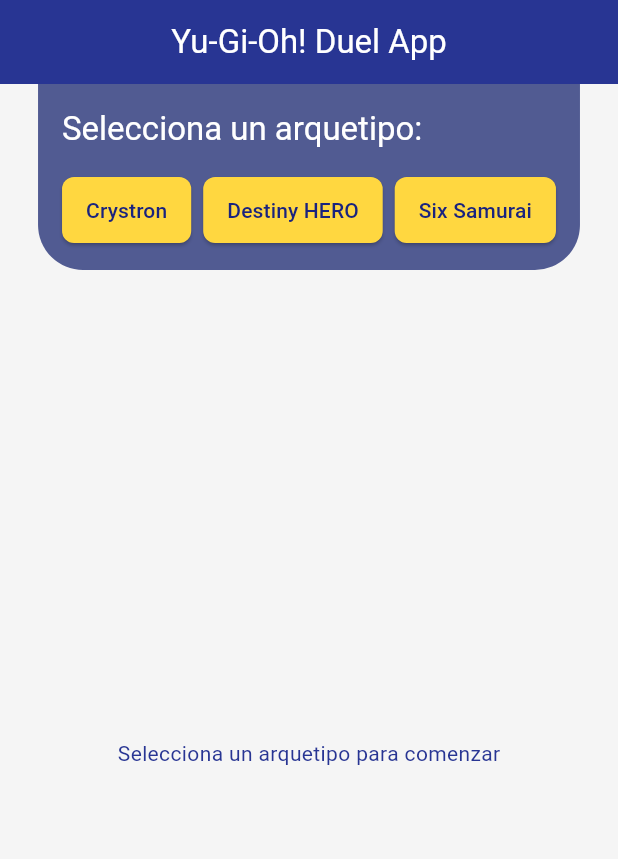
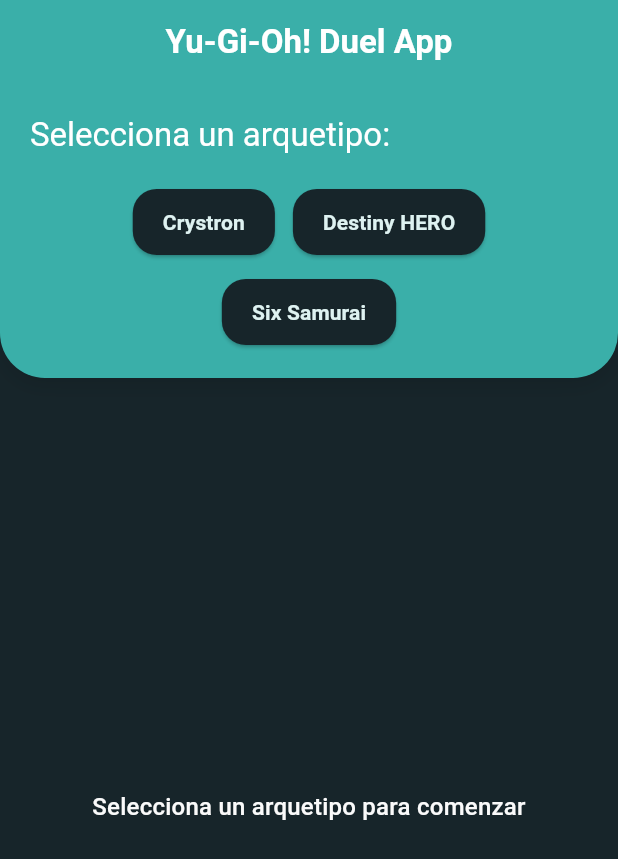
Before and after one commit to lualbertovargas/Duel-Yu-Gi-Oh, a Flutter app: the screen it shows after launch, on a phone screen of 412 x 824 dp. Shown: the top 859 px of the screen. Run offline on Flutter 3.47's test engine with Material 3 defaults, Android fonts, the phone set to English and light mode, and no system bars; our stand-ins replace equatable, flutter_bloc.

Commit message:
UI improvements, changes to README
-UI improvements were made to the main selection card
-Changes were made to the README to detail the project's functions

```diff
--- a/duel_yu_gi_oh/lib/app.dart
+++ b/duel_yu_gi_oh/lib/app.dart
@@ -1,10 +1,11 @@
 import 'package:flutter/material.dart';
 import 'package:flutter_bloc/flutter_bloc.dart';
-import 'presentation/pages/home_page.dart';
+import 'presentation/pages/home.page.dart';
 import 'presentation/bloc/card_bloc.dart';
 import 'data/services/card_service.dart';
 import 'data/repositories/card_repository_impl.dart';
 import 'domain/usecases/get_cards_by_archetype.dart';
+import 'colors/colors.dart';
 
 class App extends StatelessWidget {
   const App({Key? key}) : super(key: key);
@@ -19,22 +20,31 @@ class App extends StatelessWidget {
       create: (context) => CardBloc(getCardsByArchetype),
       child: MaterialApp(
         title: 'Yu-Gi-Oh! Duel App',
+        debugShowCheckedModeBanner: false,
         theme: ThemeData(
           colorScheme: ColorScheme.fromSeed(
-            seedColor: Colors.indigo,
-            secondary: Colors.amberAccent,
+            seedColor: YuGiOhColors.primary,
+            primary: YuGiOhColors.primary,
+            secondary: YuGiOhColors.background,
+            background: YuGiOhColors.background,
+            surface: YuGiOhColors.cardBack,
+            onPrimary: YuGiOhColors.text,
+            onSecondary: YuGiOhColors.background,
+            onBackground: YuGiOhColors.text,
+            onSurface: YuGiOhColors.textSecondary,
           ),
           useMaterial3: true,
           visualDensity: VisualDensity.adaptivePlatformDensity,
-          scaffoldBackgroundColor: Colors.grey[100],
+          scaffoldBackgroundColor: YuGiOhColors.background,
           appBarTheme: AppBarTheme(
-            backgroundColor: Colors.indigo[800],
+            backgroundColor: YuGiOhColors.primary,
+            foregroundColor: YuGiOhColors.text,
             elevation: 0,
           ),
           elevatedButtonTheme: ElevatedButtonThemeData(
             style: ElevatedButton.styleFrom(
-              backgroundColor: Colors.amberAccent,
-              foregroundColor: Colors.indigo[900],
+              backgroundColor: YuGiOhColors.background,
+              foregroundColor: YuGiOhColors.text,
               padding: const EdgeInsets.symmetric(horizontal: 16, vertical: 12),
               shape: RoundedRectangleBorder(
                 borderRadius: BorderRadius.circular(8),
@@ -42,17 +52,23 @@ class App extends StatelessWidget {
             ),
           ),
           cardTheme: CardTheme(
-            elevation: 4,
+            color: YuGiOhColors.cardBack,
+            elevation: 0,
             shape: RoundedRectangleBorder(
               borderRadius: BorderRadius.circular(12),
+              side: BorderSide(color: YuGiOhColors.secondary, width: 2),
             ),
           ),
           textTheme: TextTheme(
-            displayMedium: TextStyle(color: Colors.indigo[900], fontWeight: FontWeight.bold),
-            headlineMedium: TextStyle(color: Colors.indigo[800], fontWeight: FontWeight.bold),
-            titleLarge: TextStyle(color: Colors.indigo[700]),
-            bodyLarge: TextStyle(color: Colors.indigo[900]),
-            bodyMedium: TextStyle(color: Colors.indigo[800]),
+            displayLarge: TextStyle(
+                color: YuGiOhColors.text, fontWeight: FontWeight.bold),
+            displayMedium: TextStyle(
+                color: YuGiOhColors.text, fontWeight: FontWeight.bold),
+            headlineMedium: TextStyle(
+                color: YuGiOhColors.text, fontWeight: FontWeight.bold),
+            titleLarge: TextStyle(color: YuGiOhColors.textSecondary),
+            bodyLarge: TextStyle(color: YuGiOhColors.textSecondary),
+            bodyMedium: TextStyle(color: YuGiOhColors.textSecondary),
           ),
         ),
         home: HomePage(),
--- /dev/null
+++ b/duel_yu_gi_oh/lib/colors/colors.dart
@@ -0,0 +1,11 @@
+import 'package:flutter/material.dart';
+
+class YuGiOhColors {
+  static const Color primary = Color(0xFF3AAFA9);
+  static const Color secondary = Color(0xFFF9A825);
+  static const Color accent = Color(0xFFE57373);
+  static const Color background = Color(0xFF17252A);
+  static const Color text = Color(0xFFDEF2F1);
+  static const Color textSecondary = Color(0xFFFAFAFA);
+  static const Color cardBack = Color(0xFF2B7A78);
+}
--- /dev/null
+++ b/duel_yu_gi_oh/lib/core/error/error.dart
@@ -0,0 +1 @@
+export 'failures.dart';
--- /dev/null
+++ b/duel_yu_gi_oh/lib/core/network/network.dart
@@ -0,0 +1 @@
+export 'network_info.dart';
--- /dev/null
+++ b/duel_yu_gi_oh/lib/core/util/util.dart
@@ -0,0 +1 @@
+export 'constants.dart';
--- /dev/null
+++ b/duel_yu_gi_oh/lib/presentation/bloc/bloc.dart
@@ -0,0 +1,3 @@
+export 'card_bloc.dart';
+export 'card_event.dart';
+export 'card_state.dart';
--- /dev/null
+++ b/duel_yu_gi_oh/lib/presentation/pages/home.page.dart
@@ -0,0 +1,223 @@
+import 'package:flutter/material.dart';
+import 'package:flutter_bloc/flutter_bloc.dart';
+import '../bloc/card_bloc.dart';
+import '../bloc/card_event.dart';
+import '../bloc/card_state.dart';
+import '../../domain/entities/card.dart' as yugioh;
+import 'card_detail.page.dart';
+import '../../colors/colors.dart';
+
+class HomePage extends StatelessWidget {
+  HomePage({Key? key}) : super(key: key);
+
+  final List<String> archetypes = ['Crystron', 'Destiny HERO', 'Six Samurai'];
+
+  @override
+  Widget build(BuildContext context) {
+    return Scaffold(
+      appBar: AppBar(
+        title: const Text('Yu-Gi-Oh! Duel App',
+            style: TextStyle(color: Colors.white, fontWeight: FontWeight.bold)),
+        centerTitle: true,
+        elevation: 0,
+      ),
+      body: Column(
+        children: [
+          Container(
+            width: double.infinity,
+            padding: const EdgeInsets.all(20),
+            decoration: BoxDecoration(
+              color: Theme.of(context).colorScheme.primary,
+              borderRadius: const BorderRadius.only(
+                bottomLeft: Radius.circular(30),
+                bottomRight: Radius.circular(30),
+              ),
+              boxShadow: [
+                BoxShadow(
+                  color: Colors.black.withOpacity(0.1),
+                  blurRadius: 10,
+                  offset: const Offset(0, 5),
+                ),
+              ],
+            ),
+            child: Column(
+              crossAxisAlignment: CrossAxisAlignment.start,
+              children: [
+                Text(
+                  'Selecciona un arquetipo:',
+                  style: Theme.of(context).textTheme.titleLarge?.copyWith(
+                        color: Colors.white,
+                      ),
+                ),
+                const SizedBox(height: 20),
+                Row(
+                  mainAxisAlignment: MainAxisAlignment.center,
+                  children: [
+                    _buildArchetypeButton(context, archetypes[0]),
+                    const SizedBox(width: 12),
+                    _buildArchetypeButton(context, archetypes[1]),
+                  ],
+                ),
+                const SizedBox(height: 12),
+                Row(
+                  mainAxisAlignment: MainAxisAlignment.center,
+                  children: [
+                    _buildArchetypeButton(context, archetypes[2]),
+                  ],
+                ),
+              ],
+            ),
+          ),
+          Expanded(
+            child: BlocBuilder<CardBloc, CardState>(
+              builder: (context, state) {
+                if (state is CardInitial) {
+                  return Center(
+                    child: Text(
+                      'Selecciona un arquetipo para comenzar',
+                      style: Theme.of(context).textTheme.titleMedium,
+                      textAlign: TextAlign.center,
+                    ),
+                  );
+                } else if (state is CardLoading) {
+                  return const Center(child: CircularProgressIndicator());
+                } else if (state is CardLoaded) {
+                  return CardGridView(cards: state.cards);
+                } else if (state is CardError) {
+                  return Center(
+                    child: Text(
+                      'Error: ${state.message}',
+                      style: const TextStyle(
+                        color: Colors.red,
+                      ),
+                    ),
+                  );
+                }
+                return const SizedBox.shrink();
+              },
+            ),
+          ),
+        ],
+      ),
+    );
+  }
+
+  Widget _buildArchetypeButton(BuildContext context, String archetype) {
+    return ElevatedButton(
+      onPressed: () {
+        context.read<CardBloc>().add(LoadCardsByArchetype(archetype));
+      },
+      style: ElevatedButton.styleFrom(
+        padding: const EdgeInsets.symmetric(horizontal: 20, vertical: 12),
+        shape: RoundedRectangleBorder(
+          borderRadius: BorderRadius.circular(16),
+        ),
+      ),
+      child:
+          Text(archetype, style: const TextStyle(fontWeight: FontWeight.bold)),
+    );
+  }
+}
+
+class CardGridView extends StatelessWidget {
+  final List<yugioh.Card> cards;
+
+  const CardGridView({Key? key, required this.cards}) : super(key: key);
+
+  @override
+  Widget build(BuildContext context) {
+    return GridView.builder(
+      padding: const EdgeInsets.all(16),
+      gridDelegate: const SliverGridDelegateWithFixedCrossAxisCount(
+        crossAxisCount: 2,
+        childAspectRatio: 0.7,
+        crossAxisSpacing: 16,
+        mainAxisSpacing: 16,
+      ),
+      itemCount: cards.length,
+      itemBuilder: (context, index) {
+        return CardItem(card: cards[index]);
+      },
+    );
+  }
+}
+
+class CardItem extends StatelessWidget {
+  final yugioh.Card card;
+
+  const CardItem({Key? key, required this.card}) : super(key: key);
+
+  @override
+  Widget build(BuildContext context) {
+    return GestureDetector(
+      onTap: () {
+        Navigator.push(
+          context,
+          MaterialPageRoute(
+            builder: (context) => CardDetailPage(card: card),
+          ),
+        );
+      },
+      child: Hero(
+        tag: 'card_${card.id}',
+        child: Card(
+          elevation: 6,
+          shape: RoundedRectangleBorder(
+            borderRadius: BorderRadius.circular(12),
+            side: const BorderSide(color: YuGiOhColors.primary, width: 2),
+          ),
+          child: Column(
+            crossAxisAlignment: CrossAxisAlignment.stretch,
+            children: [
+              Expanded(
+                child: ClipRRect(
+                  borderRadius:
+                      const BorderRadius.vertical(top: Radius.circular(12)),
+                  child: Image.network(
+                    card.imageUrl,
+                    fit: BoxFit.cover,
+                    loadingBuilder: (context, child, loadingProgress) {
+                      if (loadingProgress == null) return child;
+                      return Center(
+                          child: CircularProgressIndicator(
+                        value: loadingProgress.expectedTotalBytes != null
+                            ? loadingProgress.cumulativeBytesLoaded /
+                                loadingProgress.expectedTotalBytes!
+                            : null,
+                      ));
+                    },
+                    errorBuilder: (context, error, stackTrace) {
+                      return const Center(
+                        child: Icon(
+                          Icons.error,
+                          color: Colors.red,
+                        ),
+                      );
+                    },
+                  ),
+                ),
+              ),
+              Container(
+                padding: const EdgeInsets.all(8.0),
+                decoration: BoxDecoration(
+                  color: YuGiOhColors.primary.withOpacity(0.1),
+                  borderRadius:
+                      const BorderRadius.vertical(bottom: Radius.circular(10)),
+                ),
+                child: Text(
+                  card.name,
+                  style: Theme.of(context).textTheme.titleMedium?.copyWith(
+                        fontWeight: FontWeight.bold,
+                      ),
+                  textAlign: TextAlign.center,
+                  maxLines: 2,
+                  overflow: TextOverflow.ellipsis,
+                ),
+              ),
+            ],
+          ),
+        ),
+      ),
+    );
+  }
+}
--- a/duel_yu_gi_oh/lib/presentation/pages/home_page.dart
+++ /dev/null
@@ -1,147 +0,0 @@
-import 'package:flutter/material.dart';
-import 'package:flutter_bloc/flutter_bloc.dart';
-import '../bloc/card_bloc.dart';
-import '../bloc/card_event.dart';
-import '../bloc/card_state.dart';
-import '../../domain/entities/card.dart' as yugioh;
-import 'card_detail_page.dart';
-
-class HomePage extends StatelessWidget {
-  HomePage({Key? key}) : super(key: key);
-
-  final List<String> archetypes = ['Crystron', 'Destiny HERO', 'Six Samurai'];
-
-  @override
-  Widget build(BuildContext context) {
-    return Scaffold(
-      appBar: AppBar(
-        title: Text('Yu-Gi-Oh! Duel App', style: TextStyle(color: Colors.white)),
-        centerTitle: true,
-      ),
-      body: Column(
-        children: [
-          Container(
-            padding: EdgeInsets.all(16),
-            decoration: BoxDecoration(
-              color: Theme.of(context).colorScheme.primary,
-              borderRadius: BorderRadius.only(
-                bottomLeft: Radius.circular(30),
-                bottomRight: Radius.circular(30),
-              ),
-            ),
-            child: Column(
-              crossAxisAlignment: CrossAxisAlignment.start,
-              children: [
-                Text(
-                  'Selecciona un arquetipo:',
-                  style: Theme.of(context).textTheme.titleLarge?.copyWith(color: Colors.white),
-                ),
-                SizedBox(height: 16),
-                Wrap(
-                  spacing: 8.0,
-                  runSpacing: 8.0,
-                  children: archetypes.map((archetype) => ElevatedButton(
-                    onPressed: () {
-                      context.read<CardBloc>().add(LoadCardsByArchetype(archetype));
-                    },
-                    child: Text(archetype),
-                  )).toList(),
-                ),
-              ],
-            ),
-          ),
-          Expanded(
-            child: BlocBuilder<CardBloc, CardState>(
-              builder: (context, state) {
-                if (state is CardInitial) {
-                  return Center(child: Text('Selecciona un arquetipo para comenzar'));
-                } else if (state is CardLoading) {
-                  return Center(child: CircularProgressIndicator());
-                } else if (state is CardLoaded) {
-                  return CardGridView(cards: state.cards);
-                } else if (state is CardError) {
-                  return Center(child: Text('Error: ${state.message}'));
-                }
-                return SizedBox.shrink();
-              },
-            ),
-          ),
-        ],
-      ),
-    );
-  }
-}
-
-class CardGridView extends StatelessWidget {
-  final List<yugioh.Card> cards;
-
-  const CardGridView({Key? key, required this.cards}) : super(key: key);
-
-  @override
-  Widget build(BuildContext context) {
-    return GridView.builder(
-      padding: EdgeInsets.all(16),
-      gridDelegate: SliverGridDelegateWithFixedCrossAxisCount(
-        crossAxisCount: 2,
-        childAspectRatio: 0.7,
-        crossAxisSpacing: 10,
-        mainAxisSpacing: 10,
-      ),
-      itemCount: cards.length,
-      itemBuilder: (context, index) {
-        return CardItem(card: cards[index]);
-      },
-    );
-  }
-}
-
-class CardItem extends StatelessWidget {
-  final yugioh.Card card;
-
-  const CardItem({Key? key, required this.card}) : super(key: key);
-
-  @override
-  Widget build(BuildContext context) {
-    return GestureDetector(
-      onTap: () {
-        Navigator.push(
-          context,
-          MaterialPageRoute(
-            builder: (context) => CardDetailPage(card: card),
-          ),
-        );
-      },
-      child: Hero(
-        tag: 'card_${card.id}',
-        child: Card(
-          elevation: 4,
-          shape: RoundedRectangleBorder(borderRadius: BorderRadius.circular(8)),
-          child: Column(
-            crossAxisAlignment: CrossAxisAlignment.stretch,
-            children: [
-              Expanded(
-                child: ClipRRect(
-                  borderRadius: BorderRadius.vertical(top: Radius.circular(8)),
-                  child: Image.network(
-                    card.imageUrl,
-                    fit: BoxFit.cover,
-                  ),
-                ),
-              ),
-              Padding(
-                padding: const EdgeInsets.all(8.0),
-                child: Text(
-                  card.name,
-                  style: Theme.of(context).textTheme.titleMedium,
-                  textAlign: TextAlign.center,
-                  maxLines: 2,
-                  overflow: TextOverflow.ellipsis,
-                ),
-              ),
-            ],
-          ),
-        ),
-      ),
-    );
-  }
-}
--- /dev/null
+++ b/duel_yu_gi_oh/lib/presentation/pages/pages.dart
@@ -0,0 +1,2 @@
+export 'card_detail.page.dart';
+export 'home.page.dart';
--- /dev/null
+++ b/duel_yu_gi_oh/lib/presentation/widgets/widgets.dart
@@ -0,0 +1 @@
+export 'card_list.widget.dart';
```
Also changed, not shown: duel_yu_gi_oh/lib/presentation/pages/card_detail.page.dart (renamed from duel_yu_gi_oh/lib/presentation/pages/card_detail_page.dart), duel_yu_gi_oh/lib/presentation/widgets/card_list.dart (deleted), duel_yu_gi_oh/lib/presentation/widgets/card_list.widget.dart (added), 3 other files.
